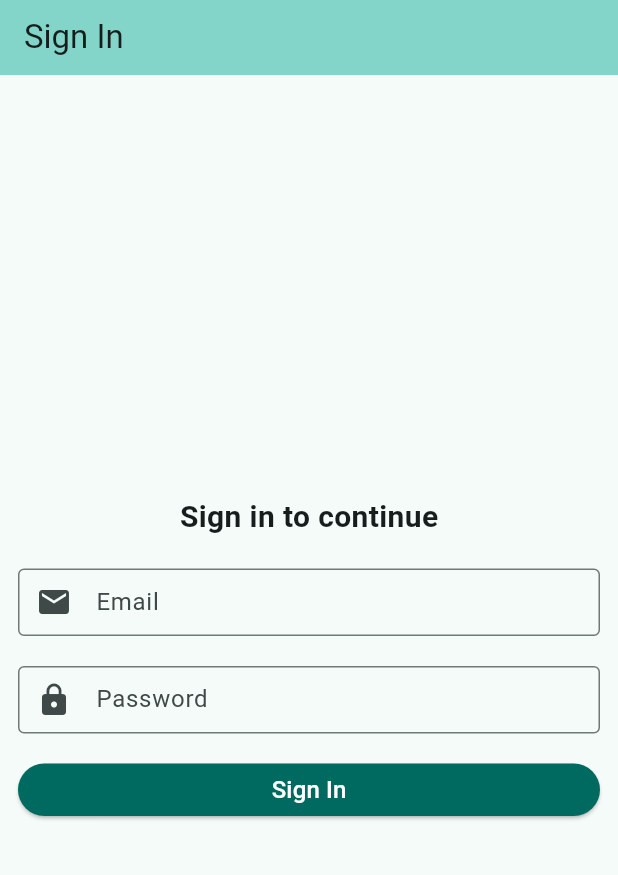
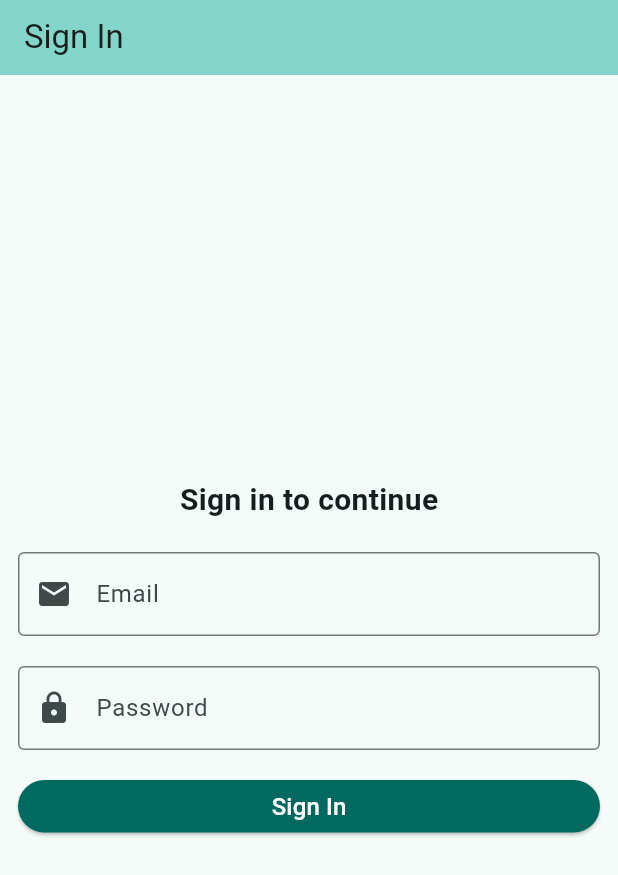
Before and after one commit to elisoft-engineer/todo-ui, a Flutter app: the screen it shows after launch, on a phone screen of 412 x 824 dp. Shown: the top 875 px of the screen. Run offline on Flutter 3.47's test engine with Material 3 defaults, Android fonts, the phone set to English and light mode, and no system bars; our stand-ins replace flutter_dotenv, shared_preferences, top_snackbar_flutter; Roboto replaces fonts that are missing (Urbanist).

```diff
--- a/lib/auth/signin_page.dart
+++ b/lib/auth/signin_page.dart
@@ -14,11 +14,14 @@ class SigninPage extends StatefulWidget {
 }
 
 class _SigninPageState extends State<SigninPage> {
+  final GlobalKey<FormState> _formKey = GlobalKey<FormState>();
   final TextEditingController emailController = TextEditingController();
   final TextEditingController passwordController = TextEditingController();
   bool isLoading = false;
 
   Future<void> signin() async {
+    if (!_formKey.currentState!.validate()) return;
+
     setState(() {
       isLoading = true;
     });
@@ -28,9 +31,11 @@ class _SigninPageState extends State<SigninPage> {
         'email': emailController.text.trim(),
         'password': passwordController.text.trim(),
       }, auth: false);
+
       setState(() {
         isLoading = false;
       });
+
       if (response.containsKey('error')) {
         if (mounted) {
           CustomNotifications.showError(
@@ -94,6 +99,8 @@ class _SigninPageState extends State<SigninPage> {
           child: Padding(
             padding: const EdgeInsets.all(12.0),
             child: Center(
+              child: Form(
+                key: _formKey,
                 child: SizedBox(
                   width: MediaQuery.of(context).size.width,
                   child: Column(
@@ -102,9 +109,7 @@ class _SigninPageState extends State<SigninPage> {
                     spacing: 20,
                     children: [
                       Text("Sign in to continue", style: CustomTextStyles.h2),
-                    SizedBox(
-                      height: 45,
-                      child: TextField(
+                      TextFormField(
                         keyboardType: TextInputType.emailAddress,
                         controller: emailController,
                         style: CustomTextStyles.b2,
@@ -123,31 +128,39 @@ class _SigninPageState extends State<SigninPage> {
                             ),
                           ),
                         ),
+                        validator: (value) {
+                          if (value == null || value.isEmpty) {
+                            return 'This field is required';
+                          }
+                          return null;
+                        },
                       ),
-                    ),
-                    SizedBox(
-                      height: 45,
-                      child: TextField(
+                      TextFormField(
                         keyboardType: TextInputType.text,
                         controller: passwordController,
                         obscureText: true,
-                        style: CustomTextStyles.b1,
+                        style: CustomTextStyles.b1.copyWith(letterSpacing: 2),
                         decoration: InputDecoration(
                           labelText: "Password",
                           prefixIcon: Icon(Icons.lock),
+                          border: OutlineInputBorder(
+                            borderSide: BorderSide(
+                              color: colorScheme.inversePrimary,
+                            ),
+                          ),
                           focusedBorder: OutlineInputBorder(
                             borderSide: BorderSide(
                               color: colorScheme.primary,
                               width: 2,
                             ),
                           ),
-                          border: OutlineInputBorder(
-                            borderSide: BorderSide(
-                              color: colorScheme.inversePrimary,
                         ),
-                          ),
-                        ),
-                      ),
+                        validator: (value) {
+                          if (value == null || value.isEmpty) {
+                            return 'This field is required';
+                          }
+                          return null;
+                        },
                       ),
                       isLoading
                           ? SizedBox(
@@ -164,7 +177,10 @@ class _SigninPageState extends State<SigninPage> {
                                 backgroundColor: colorScheme.primary,
                                 foregroundColor: colorScheme.onPrimary,
                               ),
-                            child: Text("Sign In", style: CustomTextStyles.b2),
+                              child: Text(
+                                "Sign In",
+                                style: CustomTextStyles.b2,
+                              ),
                             ),
                           ),
                     ],
@@ -174,6 +190,7 @@ class _SigninPageState extends State<SigninPage> {
             ),
           ),
         ),
+      ),
     );
   }
 }
```
Lines whose indentation alone changed are shown as unchanged.
